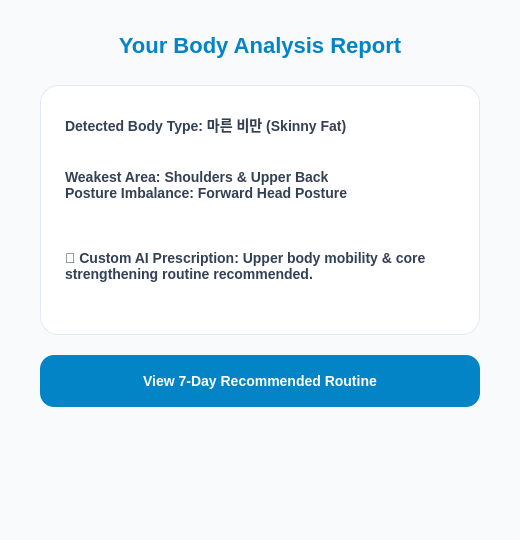
Qt form GUI/FitHelper/bodyAnalysisResult.ui (sesac-robotics/aiot_repo_2) before a commit.
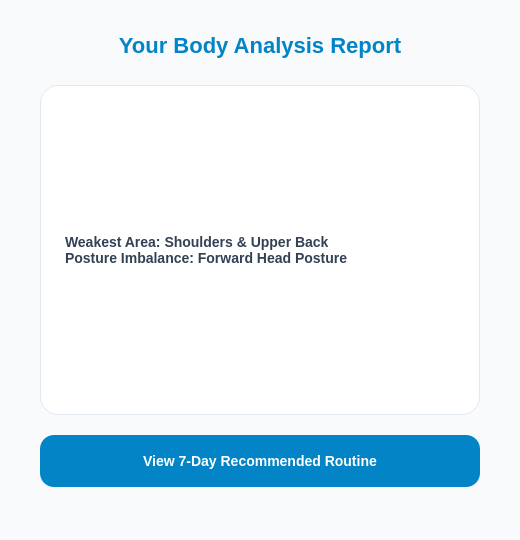
The same form after that commit.

```diff
--- a/GUI/FitHelper/bodyAnalysisResult.ui
+++ b/GUI/FitHelper/bodyAnalysisResult.ui
@@ -25,24 +25,16 @@
     <property name="alignment"><set>Qt::AlignCenter</set></property>
    </widget>
    <widget class="QFrame" name="summaryCard">
-    <property name="geometry"><rect><x>40</x><y>85</y><width>440</width><height>250</height></rect></property>
-    <widget class="QLabel" name="bodyTypeLabel">
-     <property name="geometry"><rect><x>25</x><y>22</y><width>390</width><height>35</height></rect></property>
-     <property name="text"><string>Detected Body Type: 마른 비만 (Skinny Fat)</string></property>
-    </widget>
+    <property name="geometry"><rect><x>40</x><y>85</y><width>440</width><height>330</height></rect></property>
     <widget class="QLabel" name="weaknessLabel">
-     <property name="geometry"><rect><x>25</x><y>72</y><width>390</width><height>55</height></rect></property>
+     <property name="geometry"><rect><x>25</x><y>25</y><width>390</width><height>280</height></rect></property>
      <property name="text"><string>Weakest Area: Shoulders &amp; Upper Back
 Posture Imbalance: Forward Head Posture</string></property>
-    </widget>
-    <widget class="QLabel" name="recommendLabel">
-     <property name="text"><string>💡 Custom AI Prescription: Upper body mobility &amp; core strengthening routine recommended.</string></property>
-     <property name="geometry"><rect><x>25</x><y>138</y><width>390</width><height>85</height></rect></property>
-     <property name="wordWrap"><bool>true</bool></property>
+    <property name="wordWrap"><bool>true</bool></property>
     </widget>
    </widget>
    <widget class="QPushButton" name="viewRoutineButton">
-    <property name="geometry"><rect><x>40</x><y>355</y><width>440</width><height>52</height></rect></property>
+    <property name="geometry"><rect><x>40</x><y>435</y><width>440</width><height>52</height></rect></property>
     <property name="text"><string>View 7-Day Recommended Routine</string></property>
    </widget>
   </widget>
```
